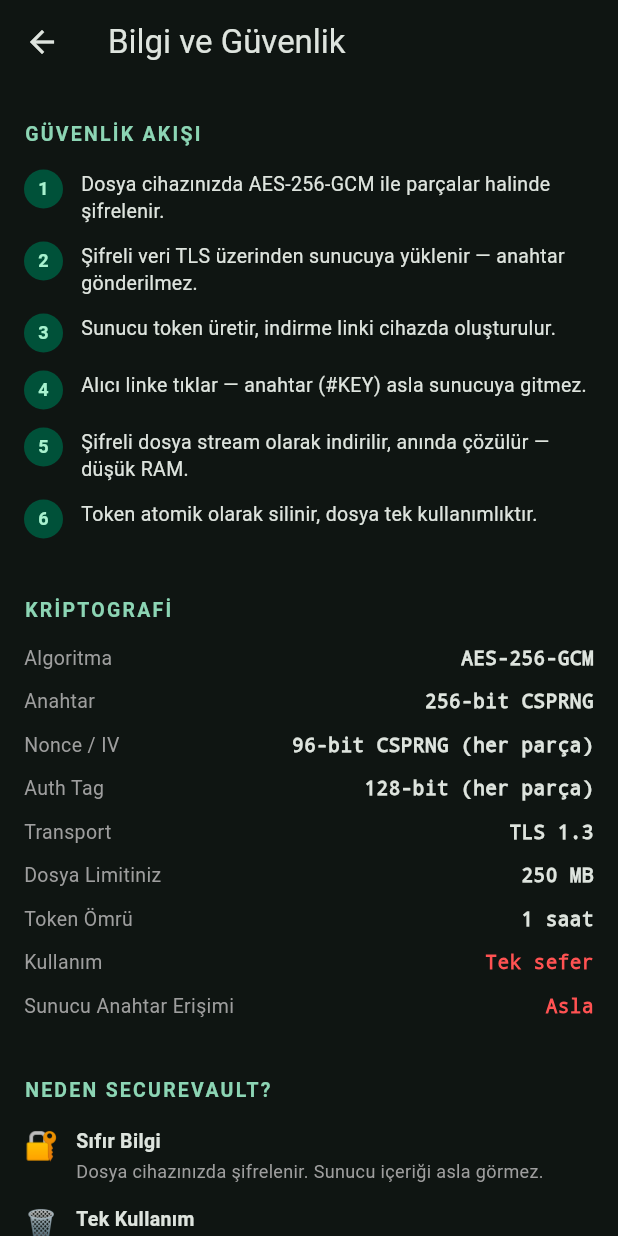
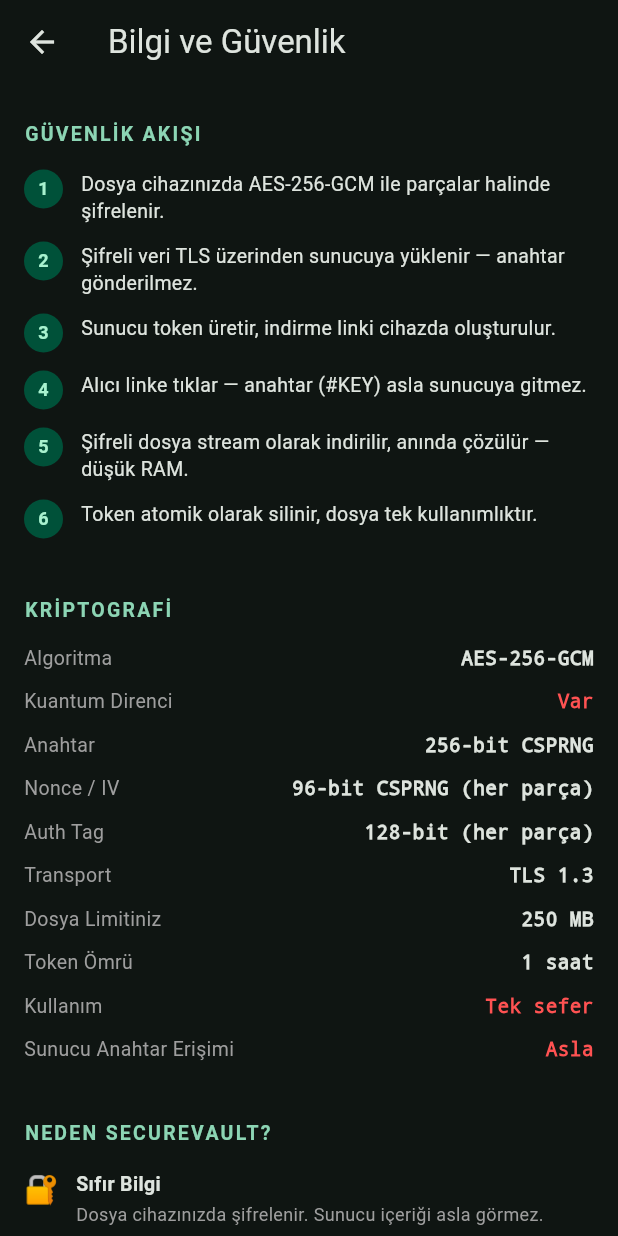
Before and after one commit to O2m4nl11299/securevault-mobile, a Flutter app: the HomeScreen screen opened directly, after a tap on the "info outline" icon, on a phone screen of 412 x 824 dp. Run offline on Flutter 3.47's test engine with Material 3 defaults, Android fonts, the phone set to English and light mode, and no system bars; our stand-ins replace dio, file_picker, flutter_secure_storage, share_plus; missing offline and left inert: cryptography, cryptography_flutter; accounts and stored records are empty.

Commit message:
Add website link to home screen and quantum-resistance info to Info screen

```diff
--- a/lib/screens/home_screen.dart
+++ b/lib/screens/home_screen.dart
@@ -1,4 +1,5 @@
 import 'package:flutter/material.dart';
+import 'package:url_launcher/url_launcher.dart';
 import '../services/auth_service.dart';
 import '../services/secure_storage_service.dart';
 import 'login_screen.dart';
@@ -36,6 +37,16 @@
       _username = username;
       _plan = plan;
     });
+  }
+
+  Future<void> _openWebsite() async {
+    final uri = Uri.parse('https://sifreliveritransferi.com');
+    if (!await launchUrl(uri, mode: LaunchMode.externalApplication)) {
+      if (!mounted) return;
+      ScaffoldMessenger.of(context).showSnackBar(
+        const SnackBar(content: Text('Site açılamadı.')),
+      );
+    }
   }
 
   Future<void> _logout() async {
@@ -114,6 +125,12 @@
               style: TextButton.styleFrom(foregroundColor: Colors.redAccent),
               child: const Text('Hesabımı Sil'),
             ),
+            const SizedBox(height: 24),
+            TextButton.icon(
+              onPressed: _openWebsite,
+              icon: const Icon(Icons.language, size: 18),
+              label: const Text('sifreliveritransferi.com'),
+            ),
           ],
         ),
       ),
--- a/lib/screens/info_screen.dart
+++ b/lib/screens/info_screen.dart
@@ -55,6 +55,7 @@
             const SizedBox(height: 24),
             _section(context, 'KRİPTOGRAFİ'),
             _kv(context, 'Algoritma', 'AES-256-GCM'),
+            _kv(context, 'Kuantum Direnci', 'Var', highlight: true),
             _kv(context, 'Anahtar', '256-bit CSPRNG'),
             _kv(context, 'Nonce / IV', '96-bit CSPRNG (her parça)'),
             _kv(context, 'Auth Tag', '128-bit (her parça)'),
@@ -70,6 +71,7 @@
             _bullet(context, '🗑️', 'Tek Kullanım', 'İndirildikten sonra token atomik olarak silinir.'),
             _bullet(context, '🔑', 'Ek Şifre', 'İkinci güvenlik katmanı — alıcıya ayrı kanaldan iletin.'),
             _bullet(context, '☁️', 'Cloudflare R2', 'Küresel CDN altyapısı, sıfır egress ücreti.'),
+            _bullet(context, '🔬', 'Kuantum Dirençli', 'AES-256-GCM simetrik şifrelemesi, kuantum bilgisayarlara karşı da güvenli kabul edilir. Anahtarlar cihazınızda üretilir, ağ üzerinden asimetrik anahtar değişimi yapılmaz.'),
 
             const SizedBox(height: 24),
             _section(context, 'VİRÜS TARAMASI HAKKINDA'),
```
